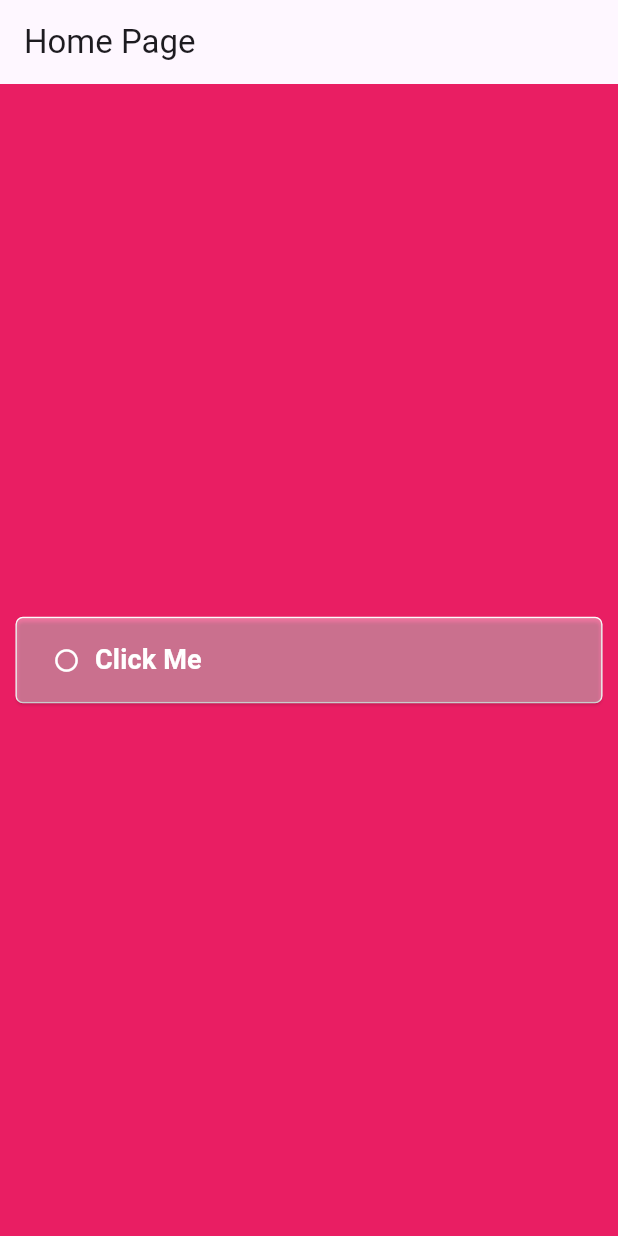
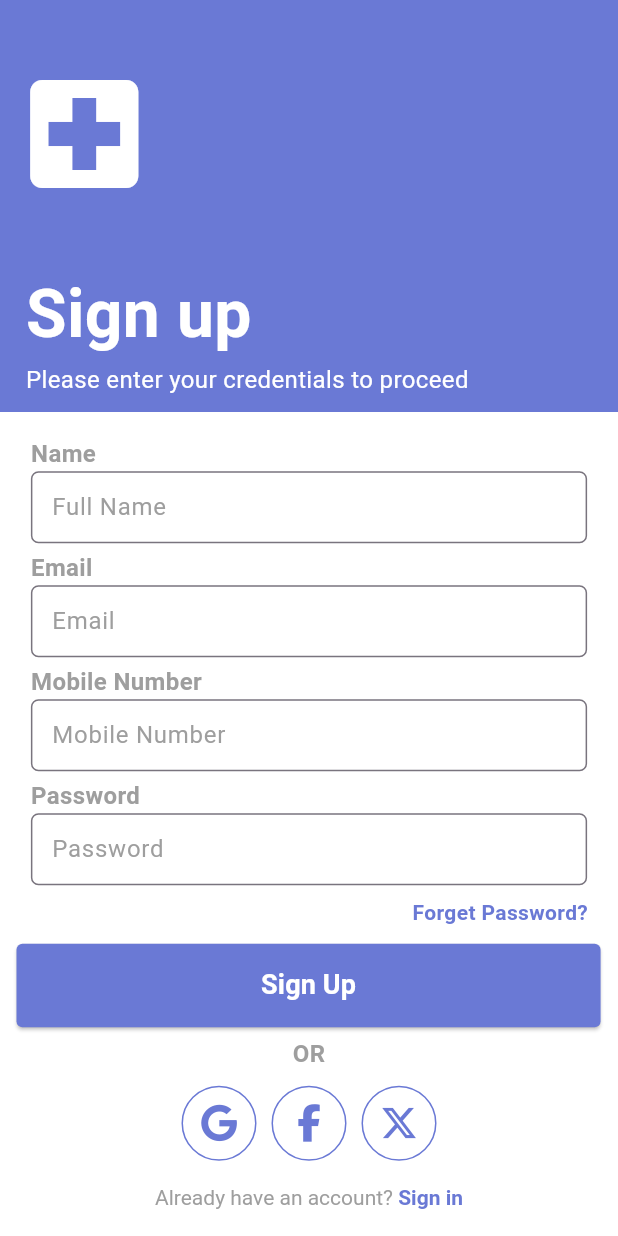
Before and after one commit to Kanishka714/my-digital-clinic-, a Flutter app: the screen it shows after launch, on a phone screen of 412 x 824 dp. Run offline on Flutter 3.47's test engine with Material 3 defaults, Android fonts, the light colour scheme and no system bars; our stand-ins replace font_awesome_flutter.

Commit message:
sign up page

```diff
--- /dev/null
+++ b/lib/Login_and_Signup/signup_page.dart
@@ -0,0 +1,357 @@
+import 'package:digital_clinic_final/Custom_Buttons/custom_button_1.dart';
+import 'package:flutter/material.dart';
+import 'package:font_awesome_flutter/font_awesome_flutter.dart';
+
+class SignUp extends StatelessWidget {
+  const SignUp({Key? key}) : super(key: key);
+
+  @override
+  Widget build(BuildContext context) {
+    final height = MediaQuery.of(context).size.height;
+    final width = MediaQuery.of(context).size.width;
+    final blueHeight = height * 1 / 3; // Height for blue color
+
+    return Scaffold(
+      body: SingleChildScrollView(
+        child: Column(
+          children: [
+            Container(
+              height: blueHeight,
+              color: Color.fromRGBO(106, 121, 213, 1.0), // Blue color
+              child: Column(
+                children: [
+                  Row(
+                    // Adding an icon
+                    mainAxisAlignment: MainAxisAlignment.start,
+                    children: [
+                      Padding(
+                        padding: EdgeInsets.only(
+                          top: height * .05,
+                          left: width * .02,
+                        ),
+                        child: Icon(
+                          Icons.local_hospital,
+                          size: 96.0,
+                          color: Colors.white,
+                        ),
+                      ),
+                    ],
+                  ),
+
+                  SizedBox(height: height * 0.05),
+
+                  // Text in blue background with right padding
+                  Padding(
+                    padding: EdgeInsets.only(
+                        right: width * 0.2), // Adjust right padding as needed
+                    child: Column(
+                      crossAxisAlignment: CrossAxisAlignment.start,
+                      children: [
+                        Text(
+                          "Sign up",
+                          style: TextStyle(
+                              fontSize: 44,
+                              fontWeight: FontWeight.bold,
+                              color: Colors.white),
+                        ),
+                        Text(
+                          "Please enter your credentials to proceed",
+                          style: TextStyle(fontSize: 16, color: Colors.white),
+                        ),
+                      ],
+                    ),
+                  ),
+                ],
+              ),
+            ),
+            Container(
+              color: Colors.white, // White color
+              padding: EdgeInsets.only(top: height * 0.02), // Apply top padding
+              child: Column(
+                mainAxisAlignment: MainAxisAlignment.start,
+                crossAxisAlignment: CrossAxisAlignment.start,
+                children: [
+                  //first textfield
+                  Padding(
+                    padding: EdgeInsets.symmetric(horizontal: width * 0.05),
+                    child: Text(
+                      "Name",
+                      style: TextStyle(
+                          fontWeight: FontWeight.bold,
+                          color: Colors.grey[500],
+                          fontSize: 16),
+                    ),
+                  ),
+                  Padding(
+                    padding: EdgeInsets.symmetric(
+                        horizontal: width * 0.05), // Apply horizontal padding
+                    child: TextField(
+                      decoration: InputDecoration(
+                        hintText: 'Full Name',
+                        hintStyle: TextStyle(color: Colors.grey[500]),
+                        border: OutlineInputBorder(
+                          borderRadius: BorderRadius.circular(5),
+                          borderSide: BorderSide(),
+                        ),
+                        contentPadding: EdgeInsets.symmetric(
+                            vertical: 10,
+                            horizontal: 10), // Adjust the content padding
+                      ),
+                    ),
+                  ),
+
+                  SizedBox(height: 5),
+
+                  //second textfield
+                  Padding(
+                    padding: EdgeInsets.symmetric(horizontal: width * 0.05),
+                    child: Text(
+                      "Email",
+                      style: TextStyle(
+                          fontWeight: FontWeight.bold,
+                          color: Colors.grey[500],
+                          fontSize: 16),
+                    ),
+                  ),
+                  Padding(
+                    padding: EdgeInsets.symmetric(
+                        horizontal: width * 0.05), // Apply horizontal padding
+                    child: TextField(
+                      decoration: InputDecoration(
+                        hintText: 'Email',
+                        hintStyle: TextStyle(color: Colors.grey[500]),
+                        border: OutlineInputBorder(
+                          borderRadius: BorderRadius.circular(5),
+                          borderSide: BorderSide(),
+                        ),
+                        contentPadding: EdgeInsets.symmetric(
+                            vertical: 10,
+                            horizontal: 10), // Adjust the content padding
+                      ),
+                    ),
+                  ),
+
+                  SizedBox(height: 5),
+
+                  //third textfield
+                  Padding(
+                    padding: EdgeInsets.symmetric(horizontal: width * 0.05),
+                    child: Text(
+                      "Mobile Number",
+                      style: TextStyle(
+                          fontWeight: FontWeight.bold,
+                          color: Colors.grey[500],
+                          fontSize: 16),
+                    ),
+                  ),
+                  Padding(
+                    padding: EdgeInsets.symmetric(
+                        horizontal: width * 0.05), // Apply horizontal padding
+                    child: TextField(
+                      decoration: InputDecoration(
+                        hintText: 'Mobile Number',
+                        hintStyle: TextStyle(color: Colors.grey[500]),
+                        border: OutlineInputBorder(
+                          borderRadius: BorderRadius.circular(5),
+                          borderSide: BorderSide(),
+                        ),
+                        contentPadding: EdgeInsets.symmetric(
+                            vertical: 10,
+                            horizontal: 10), // Adjust the content padding
+                      ),
+                    ),
+                  ),
+
+                  SizedBox(height: 5),
+
+                  //third textfield
+                  Padding(
+                    padding: EdgeInsets.symmetric(horizontal: width * 0.05),
+                    child: Text(
+                      "Password",
+                      style: TextStyle(
+                          fontWeight: FontWeight.bold,
+                          color: Colors.grey[500],
+                          fontSize: 16),
+                    ),
+                  ),
+                  Padding(
+                    padding: EdgeInsets.symmetric(
+                        horizontal: width * 0.05), // Apply horizontal padding
+                    child: TextField(
+                      decoration: InputDecoration(
+                        hintText: 'Password',
+                        hintStyle: TextStyle(color: Colors.grey[500]),
+                        border: OutlineInputBorder(
+                          borderRadius: BorderRadius.circular(5),
+                          borderSide: BorderSide(),
+                        ),
+                        contentPadding: EdgeInsets.symmetric(
+                            vertical: 10,
+                            horizontal: 10), // Adjust the content padding
+                      ),
+                    ),
+                  ),
+
+                  //forgot password
+                  Padding(
+                    padding: const EdgeInsets.only(top: 8.0, right: 20),
+                    child: Row(
+                      mainAxisAlignment: MainAxisAlignment.end,
+                      children: [
+                        Text("Forget Password?",
+                            style: TextStyle(
+                                color: Color.fromRGBO(106, 121, 213, 1.0),
+                                fontWeight: FontWeight.bold)),
+                      ],
+                    ),
+                  ),
+
+                  //button
+                  SizedBox(height: 10),
+
+                  Padding(
+                    padding: const EdgeInsets.only(left: 10.0, right: 8.0),
+                    child: CustomButton1(
+                      text: "Sign Up",
+                      fillColor: Color.fromRGBO(106, 121, 213, 1.0),
+                      textColor: Colors.white,
+                      borderColor: Colors.transparent,
+                      onPress: () {
+                        // Define your onPress function here
+                      },
+                    ),
+                  ),
+
+                  SizedBox(height: 5),
+
+                  Center(
+                      child: Text("OR",
+                          style: TextStyle(
+                              fontSize: 16,
+                              color: Colors.grey[500],
+                              fontWeight: FontWeight.bold))),
+
+                  SizedBox(height: 10),
+
+                  Row(
+                    mainAxisAlignment: MainAxisAlignment.center,
+                    children: [
+                      //google
+                      Container(
+                        width: 50, // Adjust the size as needed
+                        height: 50, // Adjust the size as needed
+                        decoration: BoxDecoration(
+                          color: Colors.transparent, // Set the background color
+                          shape: BoxShape
+                              .circle, // Make the inner container circular
+                        ),
+                        child: Container(
+                          decoration: BoxDecoration(
+                            shape: BoxShape
+                                .circle, // Make the outer container circular
+                            border: Border.all(
+                              color: Color.fromRGBO(
+                                  106, 121, 213, 1.0), // Border color
+                            ),
+                          ),
+                          child: Icon(
+                            FontAwesomeIcons.google, // FontAwesome icon
+                            color: Color.fromRGBO(
+                                106, 121, 213, 1.0), // Icon color
+                            size: 25, // Icon size
+                          ),
+                        ),
+                      ),
+
+                      SizedBox(width: 10),
+
+                      //facebook
+                      Container(
+                        width: 50, // Adjust the size as needed
+                        height: 50, // Adjust the size as needed
+                        decoration: BoxDecoration(
+                          color: Colors.transparent, // Set the background color
+                          shape: BoxShape
+                              .circle, // Make the inner container circular
+                        ),
+                        child: Container(
+                          decoration: BoxDecoration(
+                            shape: BoxShape
+                                .circle, // Make the outer container circular
+                            border: Border.all(
+                              color: Color.fromRGBO(
+                                  106, 121, 213, 1.0), // Border color
+                            ),
+                          ),
+                          child: Icon(
+                            FontAwesomeIcons.facebookF, // FontAwesome icon
+                            color: Color.fromRGBO(
+                                106, 121, 213, 1.0), // Icon color
+                            size: 25, // Icon size
+                          ),
+                        ),
+                      ),
+
+                      SizedBox(width: 10),
+
+                      //twitter(X)
+                      Container(
+                        width: 50, // Adjust the size as needed
+                        height: 50, // Adjust the size as needed
+                        decoration: BoxDecoration(
+                          color: Colors.transparent, // Set the background color
+                          shape: BoxShape
+                              .circle, // Make the inner container circular
+                        ),
+                        child: Container(
+                          decoration: BoxDecoration(
+                            shape: BoxShape
+                                .circle, // Make the outer container circular
+                            border: Border.all(
+                              color: Color.fromRGBO(
+                                  106, 121, 213, 1.0), // Border color
+                            ),
+                          ),
+                          child: Icon(
+                            FontAwesomeIcons.xTwitter, // FontAwesome icon
+                            color: Color.fromRGBO(
+                                106, 121, 213, 1.0), // Icon color
+                            size: 25, // Icon size
+                          ),
+                        ),
+                      ),
+                    ],
+                  ),
+
+                  SizedBox(height: height * 0.02),
+
+                  //Already have an account?
+
+                  Center(
+                    child: RichText(
+                      text: TextSpan(
+                        text: 'Already have an account? ',
+                        style: TextStyle(color: Colors.grey[500]),
+                        children: <TextSpan>[
+                          TextSpan(
+                            text: 'Sign in',
+                            style: TextStyle(
+                                color: Color.fromRGBO(106, 121, 213, 1.0),
+                                fontWeight: FontWeight.bold),
+                          ),
+                        ],
+                      ),
+                    ),
+                  ),
+
+                  SizedBox(height: height * 0.1,),
+                ],
+              ),
+            ),
+          ],
+        ),
+      ),
+    );
+  }
+}
--- a/lib/main.dart
+++ b/lib/main.dart
@@ -2,6 +2,7 @@ import 'package:digital_clinic_final/Custom_Buttons/custom_buttom_2.dart';
 import 'package:digital_clinic_final/Custom_Buttons/custom_button_1.dart';
 import 'package:digital_clinic_final/Custom_Buttons/custom_button_3.dart';
 import 'package:digital_clinic_final/Custom_Buttons/custom_button_4.dart';
+import 'package:digital_clinic_final/Login_and_Signup/signup_page.dart';
 import 'package:flutter/material.dart';
 
 void main() {
@@ -15,44 +16,7 @@ class MyApp extends StatelessWidget {
   Widget build(BuildContext context) {
     return MaterialApp(
       debugShowCheckedModeBanner: false,
-      home: HomePage(),
+      home: SignUp(),
     );
   }
 }
-
-class HomePage extends StatefulWidget {
-  const HomePage({Key? key}) : super(key: key);
-
-  @override
-  _HomePageState createState() => _HomePageState();
-}
-
-class _HomePageState extends State<HomePage> {
-  bool isRadioSelected = false;
-
-  void _toggleRadioButton() {
-    setState(() {
-      isRadioSelected = !isRadioSelected;
-    });
-  }
-
-  @override
-  Widget build(BuildContext context) {
-    return Scaffold(
-      appBar: AppBar(
-        title: Text('Home Page'),
-      ),
-      backgroundColor: Colors.pink,
-      body: Center(
-        child: CustomButton2(
-          borderColor: Colors.white,
-          textColor: Colors.white,
-          fillColor: Colors.white38,
-          text: 'Click Me',
-          onPress: _toggleRadioButton,
-          isSelected: isRadioSelected,
-        ),
-      ),
-    );
-  }
-}
```
Also changed, not shown: pubspec.yaml (+9 -0 lines), pubspec.lock.
